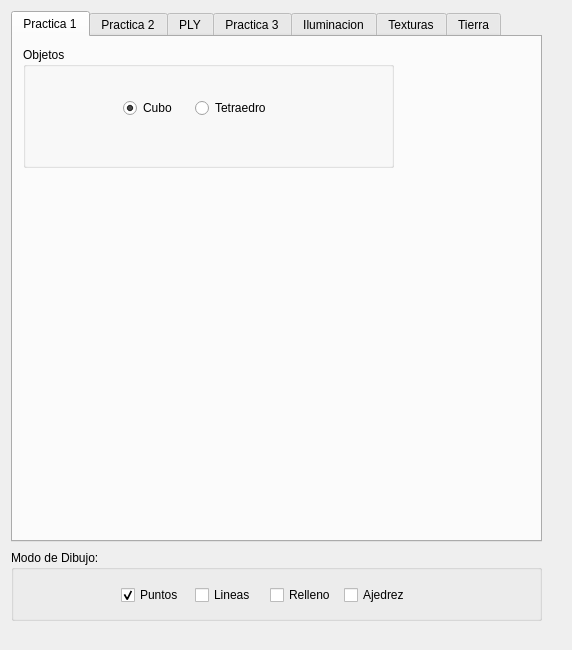
Ancaor/IG, file Practica5/esqueleto_qt/interfaz.ui: the form before one commit.
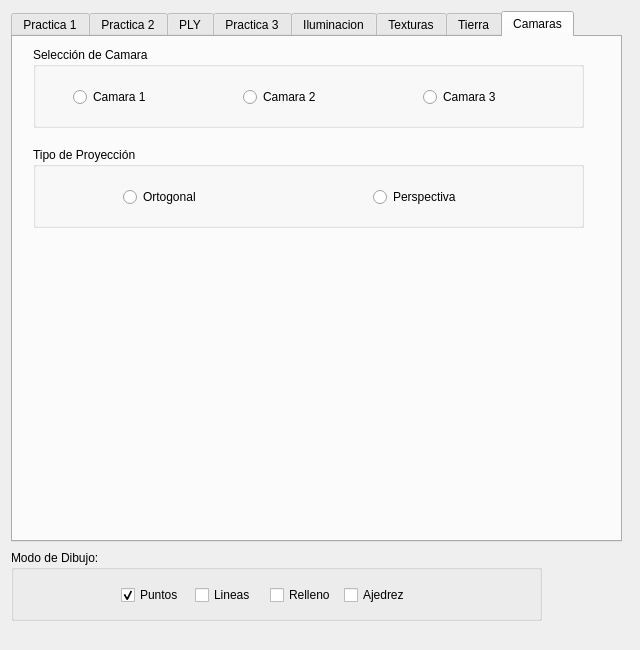
The form after the commit.

Commit message: Movimiento de Raton, Camara 1 completada

```diff
--- a/Practica5/esqueleto_qt/interfaz.ui
+++ b/Practica5/esqueleto_qt/interfaz.ui
@@ -6,7 +6,7 @@
    <rect>
     <x>0</x>
     <y>0</y>
-    <width>572</width>
+    <width>640</width>
     <height>650</height>
    </rect>
   </property>
@@ -18,12 +18,12 @@
     <rect>
      <x>11</x>
      <y>11</y>
-     <width>531</width>
+     <width>611</width>
      <height>531</height>
     </rect>
    </property>
    <property name="currentIndex">
-    <number>0</number>
+    <number>7</number>
    </property>
    <widget class="QWidget" name="tab">
     <attribute name="title">
@@ -1281,6 +1281,102 @@
      </widget>
     </widget>
    </widget>
+   <widget class="QWidget" name="tab_8">
+    <attribute name="title">
+     <string>Camaras</string>
+    </attribute>
+    <widget class="QGroupBox" name="groupBox_19">
+     <property name="geometry">
+      <rect>
+       <x>20</x>
+       <y>10</y>
+       <width>551</width>
+       <height>81</height>
+      </rect>
+     </property>
+     <property name="title">
+      <string>Selección de Camara</string>
+     </property>
+     <widget class="QRadioButton" name="radioButton_15">
+      <property name="geometry">
+       <rect>
+        <x>40</x>
+        <y>40</y>
+        <width>100</width>
+        <height>20</height>
+       </rect>
+      </property>
+      <property name="text">
+       <string>Camara 1</string>
+      </property>
+     </widget>
+     <widget class="QRadioButton" name="radioButton_16">
+      <property name="geometry">
+       <rect>
+        <x>210</x>
+        <y>40</y>
+        <width>100</width>
+        <height>20</height>
+       </rect>
+      </property>
+      <property name="text">
+       <string>Camara 2</string>
+      </property>
+     </widget>
+     <widget class="QRadioButton" name="radioButton_17">
+      <property name="geometry">
+       <rect>
+        <x>390</x>
+        <y>40</y>
+        <width>100</width>
+        <height>20</height>
+       </rect>
+      </property>
+      <property name="text">
+       <string>Camara 3</string>
+      </property>
+     </widget>
+    </widget>
+    <widget class="QGroupBox" name="groupBox_20">
+     <property name="geometry">
+      <rect>
+       <x>20</x>
+       <y>110</y>
+       <width>551</width>
+       <height>81</height>
+      </rect>
+     </property>
+     <property name="title">
+      <string>Tipo de Proyección</string>
+     </property>
+     <widget class="QRadioButton" name="radioButton_18">
+      <property name="geometry">
+       <rect>
+        <x>90</x>
+        <y>40</y>
+        <width>100</width>
+        <height>20</height>
+       </rect>
+      </property>
+      <property name="text">
+       <string>Ortogonal</string>
+      </property>
+     </widget>
+     <widget class="QRadioButton" name="radioButton_19">
+      <property name="geometry">
+       <rect>
+        <x>340</x>
+        <y>40</y>
+        <width>100</width>
+        <height>20</height>
+       </rect>
+      </property>
+      <property name="text">
+       <string>Perspectiva</string>
+      </property>
+     </widget>
+    </widget>
+   </widget>
   </widget>
   <widget class="QGroupBox" name="groupBox">
    <property name="geometry">
```
The commit also changes 46 other files.
